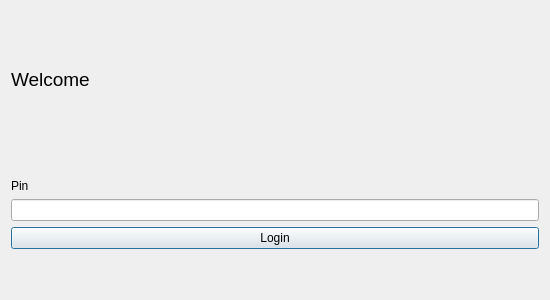
This is views/quickloginpage.ui in BelchieBen/BenjaminBelcherAssessment as Qt 5 draws it before an edit. The edited form follows.
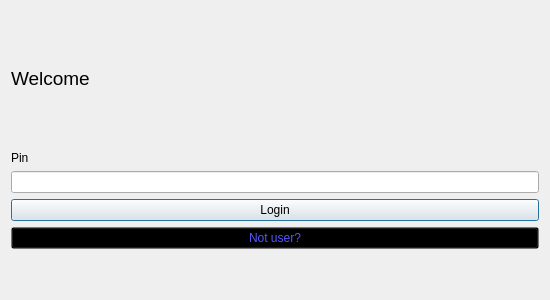
This is the edited form.

Commit message: assigning users to task

The edit to the form file:
```diff
--- a/views/quickloginpage.ui
+++ b/views/quickloginpage.ui
@@ -67,6 +67,19 @@
        </property>
       </widget>
      </item>
+     <item>
+      <widget class="QPushButton" name="NotCurentUsr">
+       <property name="styleSheet">
+        <string notr="true">QPushButton{
+background-color: transparent;
+color:rgb(85, 85, 255)
+}</string>
+       </property>
+       <property name="text">
+        <string>Not user?</string>
+       </property>
+      </widget>
+     </item>
      <item>
       <spacer name="verticalSpacer">
        <property name="orientation">
```
The commit also changes 12 other files.
